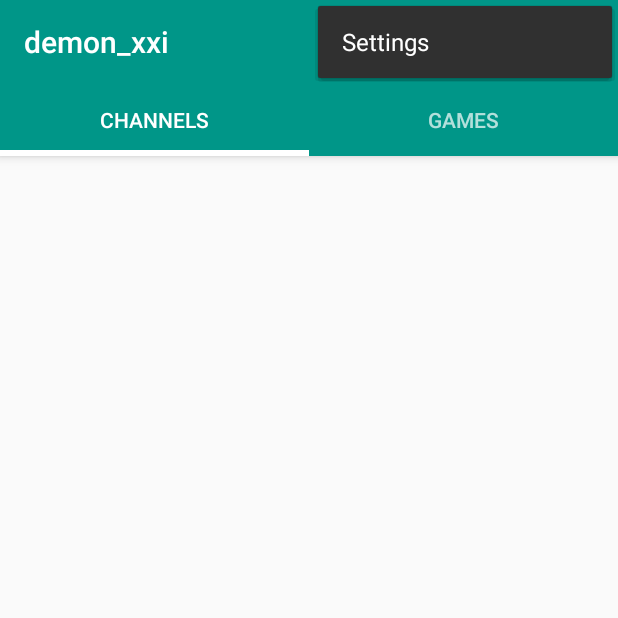
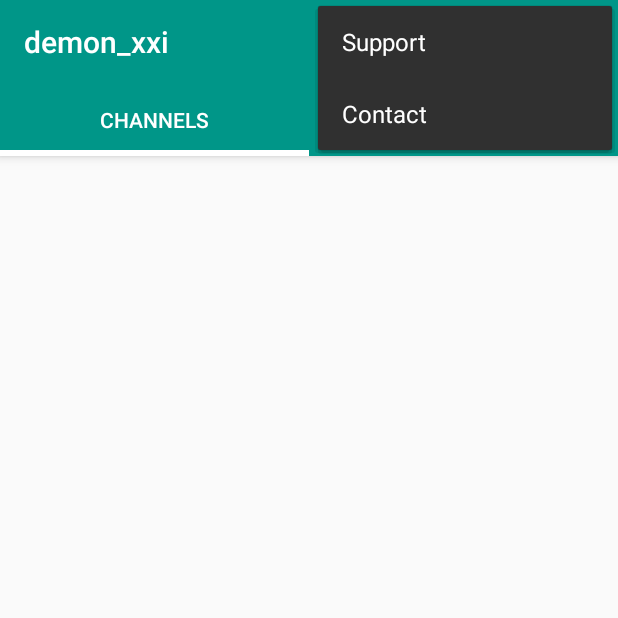
Before and after one commit to demon-xxi/es-lurker-stats-android, an Android app: the screen it shows after launch (ViewerActivity), with the options menu open, on a phone screen of 412 x 824 dp, the top half of it. Run offline under Robolectric (Android 15) with nearby library versions, the phone set to English and light mode, and no system bars; our stand-ins replace Picasso; libraries missing offline, so code that uses them is left out: com.snappydb, io.supercharge.rxsnappy; pictures from the network do not load; 4 statements that could not run were skipped.

Commit message:
close #20

```diff
--- a/app/src/main/res/menu/menu_viewer.xml
+++ b/app/src/main/res/menu/menu_viewer.xml
@@ -2,11 +2,25 @@
     xmlns:app="http://schemas.android.com/apk/res-auto"
     xmlns:tools="http://schemas.android.com/tools"
     tools:context="tv.esporter.lurkerstats.ViewerActivity">
+
+    <!--<item-->
+        <!--android:id="@+id/action_settings"-->
+        <!--android:orderInCategory="100"-->
+        <!--android:title="@string/action_settings"-->
+        <!--app:showAsAction="never" />-->
+
     <item
-        android:id="@+id/action_settings"
-        android:orderInCategory="100"
-        android:title="@string/action_settings"
+        android:id="@+id/action_support"
+        android:orderInCategory="180"
+        android:title="@string/action_support"
         app:showAsAction="never" />
+
+    <item
+        android:id="@+id/action_contact"
+        android:orderInCategory="200"
+        android:title="@string/action_contact"
+        app:showAsAction="never" />
+
 
     <item
         android:id="@+id/action_twitch_channel"
@@ -14,5 +28,5 @@
         android:orderInCategory="80"
 
         android:title="@string/action_twitch_channel"
-        app:showAsAction="always" />
+        app:showAsAction="ifRoom" />
 </menu>
--- a/app/src/main/res/values/strings.xml
+++ b/app/src/main/res/values/strings.xml
@@ -2,8 +2,14 @@
     <string name="app_name">Lurker Insights</string>
     <string name="action_settings">Settings</string>
     <string name="action_twitch_channel">Open Channel</string>
+    <string name="action_contact">Contact</string>
+    <string name="action_support">Support</string>
+
     <string name="title_activity_tabs">TabsActivity</string>
     <string name="section_format">Hello World from section: %1$d</string>
     <string name="game_icon">Game Icon</string>
     <string name="default_username">demon_xxi</string>
+
+    <string name="twitter_contact">demon_xxi</string>
+    <string name="support_url">https://github.com/demon-xxi/es-lurker-stats-android/issues</string>
 </resources>
```
Also changed, not shown: app/src/main/java/tv/esporter/lurkerstats/ViewerActivity.java (+8 -2 lines), app/src/main/java/tv/esporter/lurkerstats/util/Integrator.java (+15 -0 lines).
